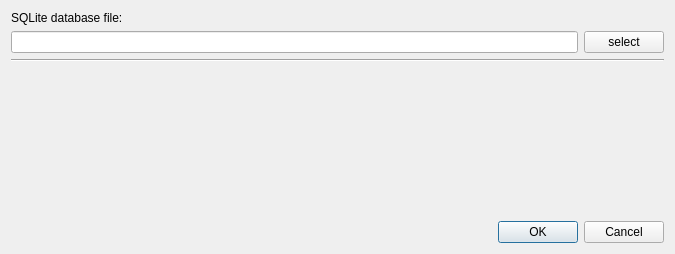
Old version of the form MinimumSecurityRentalSystem/settings.ui in the repository clockdiv/Minimum-Security-Rental-System.
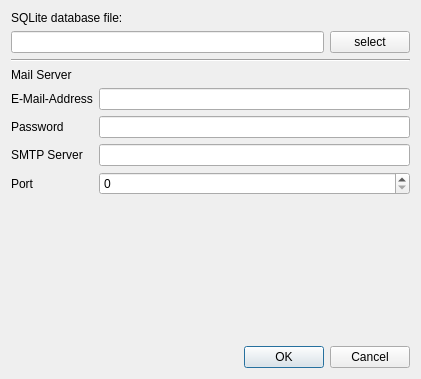
New version of the form.

Commit message:
basic email send option
- password is poorley stored in qsettings atm
- no email will be send atm bc no valid receiver email-adress is entered in source code

What changed in the file:
```diff
--- a/MinimumSecurityRentalSystem/settings.ui
+++ b/MinimumSecurityRentalSystem/settings.ui
@@ -6,8 +6,8 @@
    <rect>
     <x>0</x>
     <y>0</y>
-    <width>675</width>
-    <height>254</height>
+    <width>421</width>
+    <height>379</height>
    </rect>
   </property>
   <property name="windowTitle">
@@ -42,6 +42,65 @@
      </property>
     </widget>
    </item>
+   <item>
+    <widget class="QLabel" name="label_2">
+     <property name="text">
+      <string>Mail Server</string>
+     </property>
+    </widget>
+   </item>
+   <item>
+    <layout class="QFormLayout" name="formLayout">
+     <item row="0" column="0">
+      <widget class="QLabel" name="label_3">
+       <property name="text">
+        <string>E-Mail-Address</string>
+       </property>
+      </widget>
+     </item>
+     <item row="0" column="1">
+      <widget class="QLineEdit" name="lineEdit_Settings_EmailAddress"/>
+     </item>
+     <item row="1" column="0">
+      <widget class="QLabel" name="label_4">
+       <property name="text">
+        <string>Password</string>
+       </property>
+      </widget>
+     </item>
+     <item row="1" column="1">
+      <widget class="QLineEdit" name="lineEdit_Settings_Password">
+       <property name="echoMode">
+        <enum>QLineEdit::Password</enum>
+       </property>
+      </widget>
+     </item>
+     <item row="2" column="0">
+      <widget class="QLabel" name="label_5">
+       <property name="text">
+        <string>SMTP Server</string>
+       </property>
+      </widget>
+     </item>
+     <item row="2" column="1">
+      <widget class="QLineEdit" name="lineEdit_Settings_Server"/>
+     </item>
+     <item row="3" column="0">
+      <widget class="QLabel" name="label_6">
+       <property name="text">
+        <string>Port</string>
+       </property>
+      </widget>
+     </item>
+     <item row="3" column="1">
+      <widget class="QSpinBox" name="spinBox_Settings_Port">
+       <property name="maximum">
+        <number>65535</number>
+       </property>
+      </widget>
+     </item>
+    </layout>
+   </item>
    <item>
     <spacer name="verticalSpacer">
      <property name="orientation">
```
The commit also changes 9 other files.
